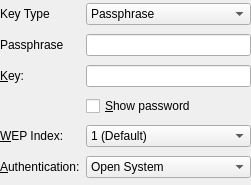
The window that libs/ui/security/wep.ui (KDE/networkmanagement) describes before a commit, drawn with Qt 5.
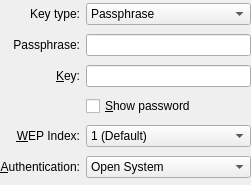
The same window after the commit. Custom widgets are drawn as their Qt base class.

Commit message: GUI: Changing label alignment, capitalization and ':' according to http://techbase.kde.org/Projects/Usability/HIG. CCMAIL: wstephenson@kde.org

```diff
--- a/libs/ui/security/wep.ui
+++ b/libs/ui/security/wep.ui
@@ -18,7 +18,10 @@
      <property name="text" >
       <string>&amp;Key:</string>
      </property>
-     <property name="buddy" >
+     <property name="alignment">
+      <set>Qt::AlignRight|Qt::AlignTrailing|Qt::AlignVCenter</set>
+     </property>
+     <property name="buddy">
       <cstring>key</cstring>
      </property>
     </widget>
@@ -42,7 +45,10 @@
      <property name="text" >
       <string>&amp;WEP Index:</string>
      </property>
-     <property name="buddy" >
+     <property name="alignment">
+      <set>Qt::AlignRight|Qt::AlignTrailing|Qt::AlignVCenter</set>
+     </property>
+     <property name="buddy">
       <cstring>weptxkeyindex</cstring>
      </property>
     </widget>
@@ -76,7 +82,10 @@
      <property name="text" >
       <string>&amp;Authentication:</string>
      </property>
-     <property name="buddy" >
+     <property name="alignment">
+      <set>Qt::AlignRight|Qt::AlignTrailing|Qt::AlignVCenter</set>
+     </property>
+     <property name="buddy">
       <cstring>authalg</cstring>
      </property>
     </widget>
@@ -109,20 +118,26 @@
      </item>
     </widget>
    </item>
-   <item row="0" column="0" >
-    <widget class="QLabel" name="keyTypeLabel" >
-     <property name="text" >
-      <string>Key Type</string>
+   <item row="0" column="0">
+    <widget class="QLabel" name="keyTypeLabel">
+     <property name="text">
+      <string>Key type:</string>
      </property>
-     <property name="buddy" >
+     <property name="alignment">
+      <set>Qt::AlignRight|Qt::AlignTrailing|Qt::AlignVCenter</set>
+     </property>
+     <property name="buddy">
       <cstring>keyType</cstring>
      </property>
     </widget>
    </item>
-   <item row="1" column="0" >
-    <widget class="QLabel" name="passphraseLabel" >
-     <property name="text" >
-      <string>Passphrase</string>
+   <item row="1" column="0">
+    <widget class="QLabel" name="passphraseLabel">
+     <property name="text">
+      <string>Passphrase:</string>
+     </property>
+     <property name="alignment">
+      <set>Qt::AlignRight|Qt::AlignTrailing|Qt::AlignVCenter</set>
      </property>
     </widget>
    </item>
@@ -132,16 +147,16 @@
   </layout>
  </widget>
  <customwidgets>
-  <customwidget>
-   <class>KComboBox</class>
-   <extends>QComboBox</extends>
-   <header>kcombobox.h</header>
-  </customwidget>
   <customwidget>
    <class>KLineEdit</class>
    <extends>QLineEdit</extends>
    <header>klineedit.h</header>
   </customwidget>
+  <customwidget>
+   <class>KComboBox</class>
+   <extends>QComboBox</extends>
+   <header>kcombobox.h</header>
+  </customwidget>
  </customwidgets>
  <resources/>
  <connections/>
```
Left out of the diff: 73 changed lines with no effect on the pictures. The commit also changes 20 other files.
